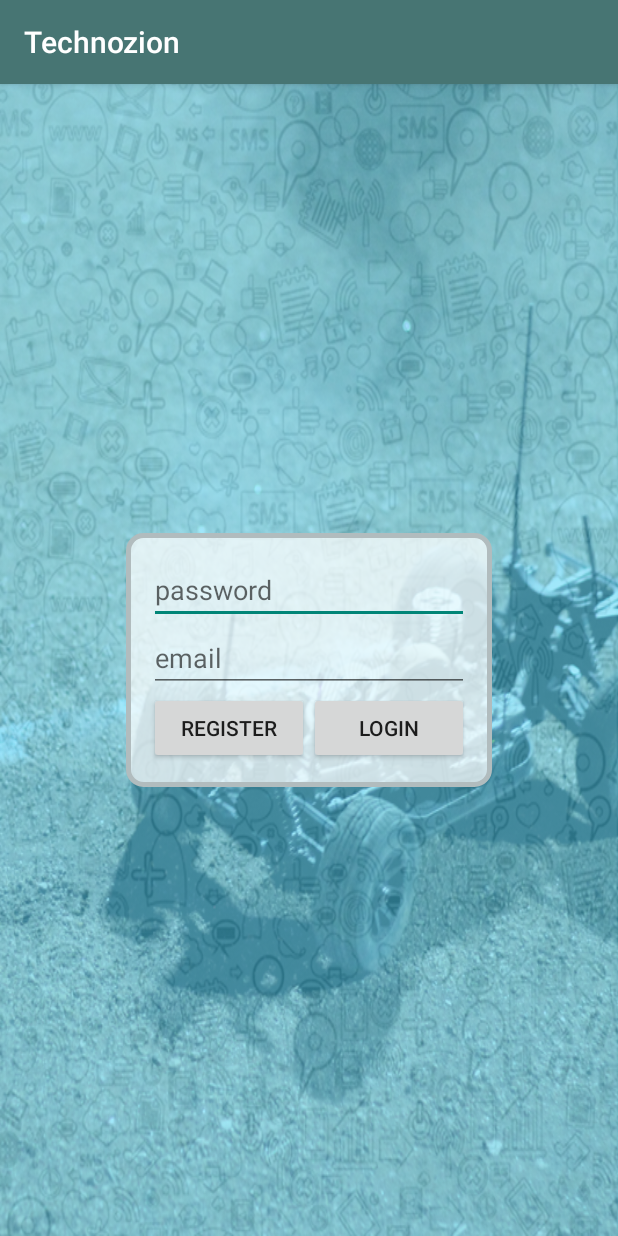
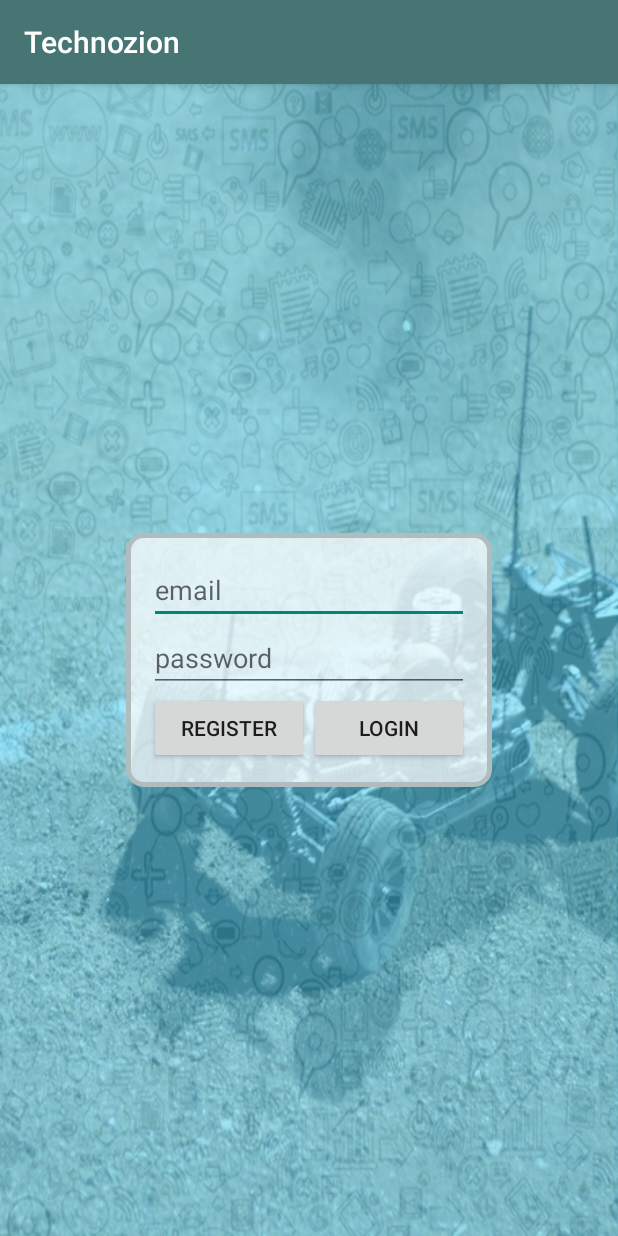
Before and after one commit to karnika-ag/Technozion1, an Android app: the screen it shows after launch (LoginActivity), on a phone screen of 412 x 824 dp. Run offline under Robolectric (Android 15) with nearby library versions, the phone set to English and light mode, and no system bars.

Commit message:
some design changes and fixed position of email and password

```diff
--- a/app/src/main/res/layout/fragment_login.xml
+++ b/app/src/main/res/layout/fragment_login.xml
@@ -46,15 +46,6 @@
         android:layout_centerHorizontal="true">
 
 
-        <EditText
-            android:hint="password"
-            android:layout_width="wrap_content"
-            android:layout_height="wrap_content"
-            android:inputType="textPassword"
-            android:ems="10"
-            android:id="@+id/editTextPassword"
-            android:layout_centerVertical="true"
-            android:layout_centerHorizontal="true" />
 
         <EditText
             android:hint="email"
@@ -63,8 +54,15 @@
             android:inputType="textEmailAddress"
             android:ems="10"
             android:id="@+id/editTextEmail"
-            android:layout_above="@+id/editTextPassword"
-            android:layout_centerHorizontal="true" />
+            />
+        <EditText
+            android:hint="password"
+            android:layout_width="wrap_content"
+            android:layout_height="wrap_content"
+            android:inputType="textPassword"
+            android:ems="10"
+            android:id="@+id/editTextPassword"
+             />
 
         <LinearLayout
             android:orientation="horizontal"
@@ -76,18 +74,14 @@
                 android:layout_weight="1"
             android:text="Register"
             android:id="@+id/buttonRegister"
-            android:layout_below="@+id/editTextPassword"
-            android:layout_alignLeft="@+id/editTextPassword"
-            android:layout_alignStart="@+id/editTextPassword" />
+        />
             <Button
                 android:layout_weight="1"
                 android:layout_width="wrap_content"
                 android:layout_height="wrap_content"
                 android:text="Login"
                 android:id="@+id/buttonLogin"
-                android:layout_alignTop="@+id/buttonRegister"
-                android:layout_alignRight="@+id/editTextPassword"
-                android:layout_alignEnd="@+id/editTextPassword" />
+                 />
         </LinearLayout>
 
 
--- a/app/src/main/res/layout/fragment_profile.xml
+++ b/app/src/main/res/layout/fragment_profile.xml
@@ -8,7 +8,8 @@
                 android:orientation="vertical"
                 android:layout_width="match_parent"
                 android:layout_height="match_parent"
-    android:background="@color/bg">
+
+    >
 
 
     <ImageView
--- a/app/src/main/res/layout/fragment_registration.xml
+++ b/app/src/main/res/layout/fragment_registration.xml
@@ -3,7 +3,6 @@
                 android:orientation="vertical"
                 android:layout_width="match_parent"
                 android:layout_height="match_parent"
-    android:background="@color/bg"
     >
 
 
```
